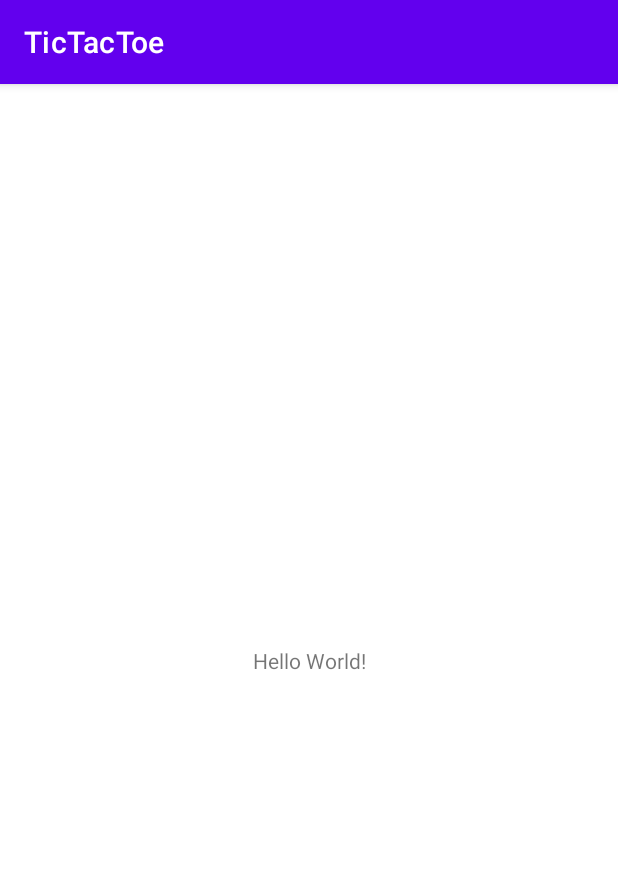
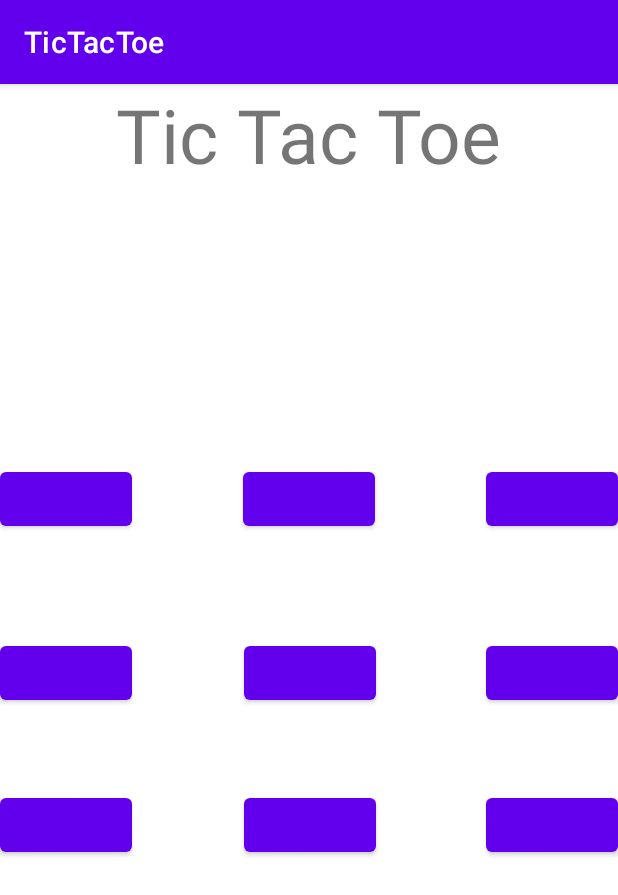
Before and after one commit to YoafOvershoes/tictactoe-android, an Android app: the screen it shows after launch (MainActivity), on a phone screen of 412 x 824 dp. Shown: the top 895 px of the screen. Run offline under Robolectric (Android 15) with nearby library versions, the phone set to English and light mode, and no system bars.

Commit message:
created 9 buttons

```diff
--- a/TicTacToe/app/src/main/res/layout/activity_main.xml
+++ b/TicTacToe/app/src/main/res/layout/activity_main.xml
@@ -6,13 +6,116 @@
     android:layout_height="match_parent"
     tools:context=".MainActivity">
 
+
     <TextView
+        android:id="@+id/txtheader"
         android:layout_width="wrap_content"
         android:layout_height="wrap_content"
-        android:text="Hello World!"
+        android:text="@string/tictactoeheader"
+        android:textSize="50sp"
+        app:layout_constraintStart_toStartOf="parent"
+        app:layout_constraintEnd_toEndOf="parent"
+        app:layout_constraintRight_toRightOf="parent"
+        app:layout_constraintTop_toTopOf="parent"/>
+
+
+    <Button
+        android:id="@+id/btn13"
+        android:layout_width="wrap_content"
+        android:layout_height="wrap_content"
+        app:layout_constraintBottom_toBottomOf="parent"
+        app:layout_constraintEnd_toEndOf="parent"
+        app:layout_constraintHorizontal_bias="1.0"
+        app:layout_constraintLeft_toRightOf="@id/txtheader"
+        app:layout_constraintRight_toRightOf="parent"
+        app:layout_constraintTop_toTopOf="parent"
+        app:layout_constraintVertical_bias="0.351"></Button>
+
+    <Button
+        android:id="@+id/btn22"
+        android:layout_width="wrap_content"
+        android:layout_height="wrap_content"
+        app:layout_constraintBottom_toBottomOf="parent"
+        app:layout_constraintEnd_toStartOf="@id/btn23"
+        app:layout_constraintHorizontal_bias="0.506"
+        app:layout_constraintStart_toEndOf="@+id/btn21"
+        app:layout_constraintTop_toBottomOf="@id/btn12"
+        app:layout_constraintVertical_bias="0.162"></Button>
+
+    <Button
+        android:id="@+id/btn31"
+        android:layout_width="wrap_content"
+        android:layout_height="wrap_content"
         app:layout_constraintBottom_toBottomOf="parent"
         app:layout_constraintLeft_toLeftOf="parent"
+        app:layout_constraintStart_toStartOf="parent"
+        app:layout_constraintTop_toBottomOf="@id/btn21"
+        app:layout_constraintVertical_bias="0.176"></Button>
+
+    <Button
+        android:id="@+id/btn11"
+        android:layout_width="wrap_content"
+        android:layout_height="wrap_content"
+        app:layout_constraintBottom_toBottomOf="parent"
+        app:layout_constraintHorizontal_bias="0.0"
+        app:layout_constraintLeft_toLeftOf="parent"
+        app:layout_constraintRight_toLeftOf="@+id/txtheader"
+        app:layout_constraintTop_toTopOf="parent"
+        app:layout_constraintVertical_bias="0.351"></Button>
+
+    <Button
+        android:id="@+id/btn12"
+        android:layout_width="wrap_content"
+        android:layout_height="wrap_content"
+        app:layout_constraintBottom_toBottomOf="parent"
+        app:layout_constraintEnd_toStartOf="@id/btn13"
+        app:layout_constraintStart_toEndOf="@+id/btn11"
+        app:layout_constraintTop_toTopOf="parent"
+        app:layout_constraintVertical_bias="0.351"></Button>
+
+    <Button
+        android:id="@+id/btn23"
+        android:layout_width="wrap_content"
+        android:layout_height="wrap_content"
+        app:layout_constraintBottom_toBottomOf="parent"
+        app:layout_constraintEnd_toEndOf="parent"
+        app:layout_constraintHorizontal_bias="1.0"
+        app:layout_constraintLeft_toRightOf="@+id/txtheader"
         app:layout_constraintRight_toRightOf="parent"
-        app:layout_constraintTop_toTopOf="parent" />
+        app:layout_constraintTop_toBottomOf="@+id/btn13"
+        app:layout_constraintVertical_bias="0.162"></Button>
+
+    <Button
+        android:id="@+id/btn33"
+        android:layout_width="wrap_content"
+        android:layout_height="wrap_content"
+        app:layout_constraintBottom_toBottomOf="parent"
+        app:layout_constraintEnd_toEndOf="parent"
+        app:layout_constraintHorizontal_bias="1.0"
+        app:layout_constraintLeft_toRightOf="@+id/txtheader"
+        app:layout_constraintRight_toRightOf="parent"
+        app:layout_constraintTop_toBottomOf="@+id/btn23"
+        app:layout_constraintVertical_bias="0.176"></Button>
+
+    <Button
+        android:id="@+id/btn21"
+        android:layout_width="wrap_content"
+        android:layout_height="wrap_content"
+        app:layout_constraintBottom_toBottomOf="parent"
+        app:layout_constraintLeft_toLeftOf="parent"
+        app:layout_constraintStart_toStartOf="parent"
+        app:layout_constraintTop_toBottomOf="@id/btn11"
+        app:layout_constraintVertical_bias="0.162"></Button>
+
+    <Button
+        android:id="@+id/btn32"
+        android:layout_width="wrap_content"
+        android:layout_height="wrap_content"
+        app:layout_constraintBottom_toBottomOf="parent"
+        app:layout_constraintEnd_toStartOf="@id/btn23"
+        app:layout_constraintHorizontal_bias="0.506"
+        app:layout_constraintStart_toEndOf="@+id/btn21"
+        app:layout_constraintTop_toBottomOf="@id/btn22"
+        app:layout_constraintVertical_bias="0.176"></Button>
 
 </androidx.constraintlayout.widget.ConstraintLayout>
--- a/TicTacToe/app/src/main/res/values/strings.xml
+++ b/TicTacToe/app/src/main/res/values/strings.xml
@@ -1,3 +1,4 @@
 <resources>
     <string name="app_name">TicTacToe</string>
+    <string name="tictactoeheader">Tic Tac Toe</string>
 </resources>
```
